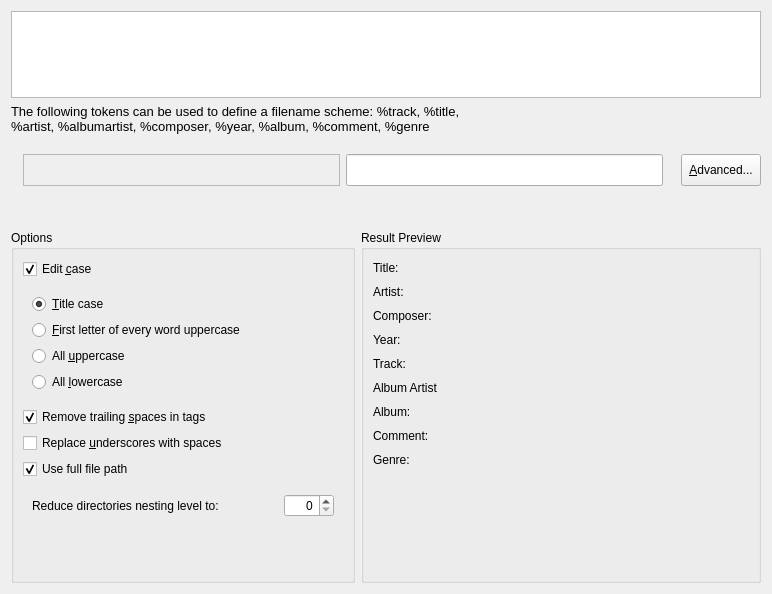
First picture: the form in src/dialogs/FilenameLayoutDialog.ui, repository KDE/amarok, before the edit.
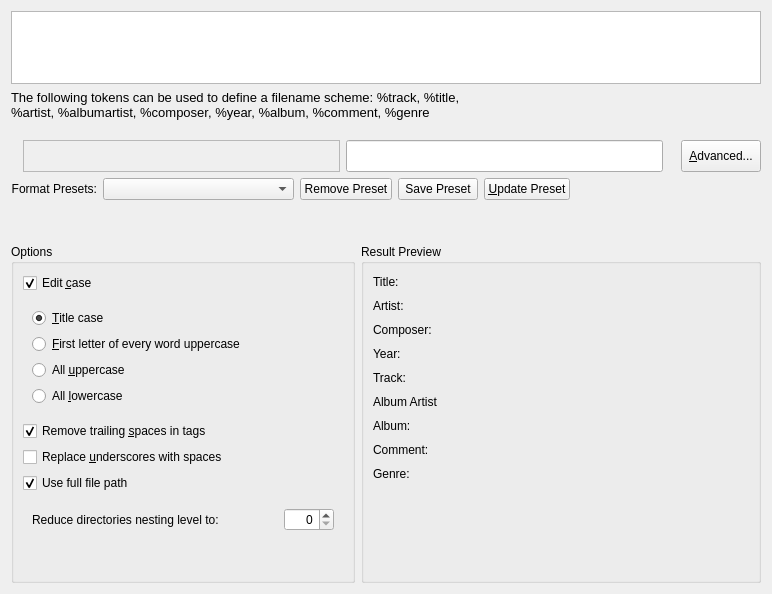
Second picture: the form after the edit. Custom widgets are drawn as their Qt base class.

Commit message: Fixed several bugs in TagGuesser. Now It can store presets (as OrganizeCollection do), correctly save settings on close and correctly guesses tags in case of using full file path. BUG: 280288 BUG: 264302 Particaly 264632 FIXED-IN: 2.4.4

The edit to the form file:
```diff
--- a/src/dialogs/FilenameLayoutDialog.ui
+++ b/src/dialogs/FilenameLayoutDialog.ui
@@ -266,6 +266,94 @@
      </item>
     </layout>
    </item>
+   <item>
+    <layout class="QHBoxLayout" name="horizontalLayout_5" stretch="0,0,0,0,0,0">
+     <property name="topMargin">
+      <number>0</number>
+     </property>
+     <item>
+      <widget class="QLabel" name="label">
+       <property name="sizePolicy">
+        <sizepolicy hsizetype="Preferred" vsizetype="Minimum">
+         <horstretch>0</horstretch>
+         <verstretch>0</verstretch>
+        </sizepolicy>
+       </property>
+       <property name="text">
+        <string>Format Presets:</string>
+       </property>
+       <property name="alignment">
+        <set>Qt::AlignRight|Qt::AlignTrailing|Qt::AlignVCenter</set>
+       </property>
+      </widget>
+     </item>
+     <item>
+      <widget class="QComboBox" name="presetCombo">
+       <property name="sizePolicy">
+        <sizepolicy hsizetype="MinimumExpanding" vsizetype="Fixed">
+         <horstretch>0</horstretch>
+         <verstretch>0</verstretch>
+        </sizepolicy>
+       </property>
+       <property name="minimumSize">
+        <size>
+         <width>150</width>
+         <height>0</height>
+        </size>
+       </property>
+       <property name="toolTip">
+        <string/>
+       </property>
+       <property name="whatsThis">
+        <string>A list of selectable filename scheme/format presets.</string>
+       </property>
+      </widget>
+     </item>
+     <item>
+      <widget class="QPushButton" name="removePresetButton">
+       <property name="toolTip">
+        <string>Removes the currently selected format preset</string>
+       </property>
+       <property name="text">
+        <string>Remove Preset</string>
+       </property>
+      </widget>
+     </item>
+     <item>
+      <widget class="QPushButton" name="addPresetButton">
+       <property name="toolTip">
+        <string>Saves the current scheme/format above as a preset.</string>
+       </property>
+       <property name="text">
+        <string>Save Preset</string>
+       </property>
+      </widget>
+     </item>
+     <item>
+      <widget class="QPushButton" name="updatePresetButton">
+       <property name="text">
+        <string>&amp;Update Preset</string>
+       </property>
+      </widget>
+     </item>
+     <item>
+      <spacer name="horizontalSpacer">
+       <property name="orientation">
+        <enum>Qt::Horizontal</enum>
+       </property>
+       <property name="sizeType">
+        <enum>QSizePolicy::Expanding</enum>
+       </property>
+       <property name="sizeHint" stdset="0">
+        <size>
+         <width>40</width>
+         <height>1</height>
+        </size>
+       </property>
+      </spacer>
+     </item>
+    </layout>
+   </item>
    <item>
     <layout class="QHBoxLayout" name="horizontalLayout_3" stretch="0">
      <property name="spacing">
@@ -792,16 +880,16 @@
    <header>kbuttongroup.h</header>
    <container>1</container>
   </customwidget>
-  <customwidget>
-   <class>KPushButton</class>
-   <extends>QPushButton</extends>
-   <header>kpushbutton.h</header>
-  </customwidget>
   <customwidget>
    <class>KLineEdit</class>
    <extends>QLineEdit</extends>
    <header>klineedit.h</header>
   </customwidget>
+  <customwidget>
+   <class>KPushButton</class>
+   <extends>QPushButton</extends>
+   <header>kpushbutton.h</header>
+  </customwidget>
   <customwidget>
    <class>TokenPool</class>
    <extends>QListWidget</extends>
```
The commit also changes 9 other files.
